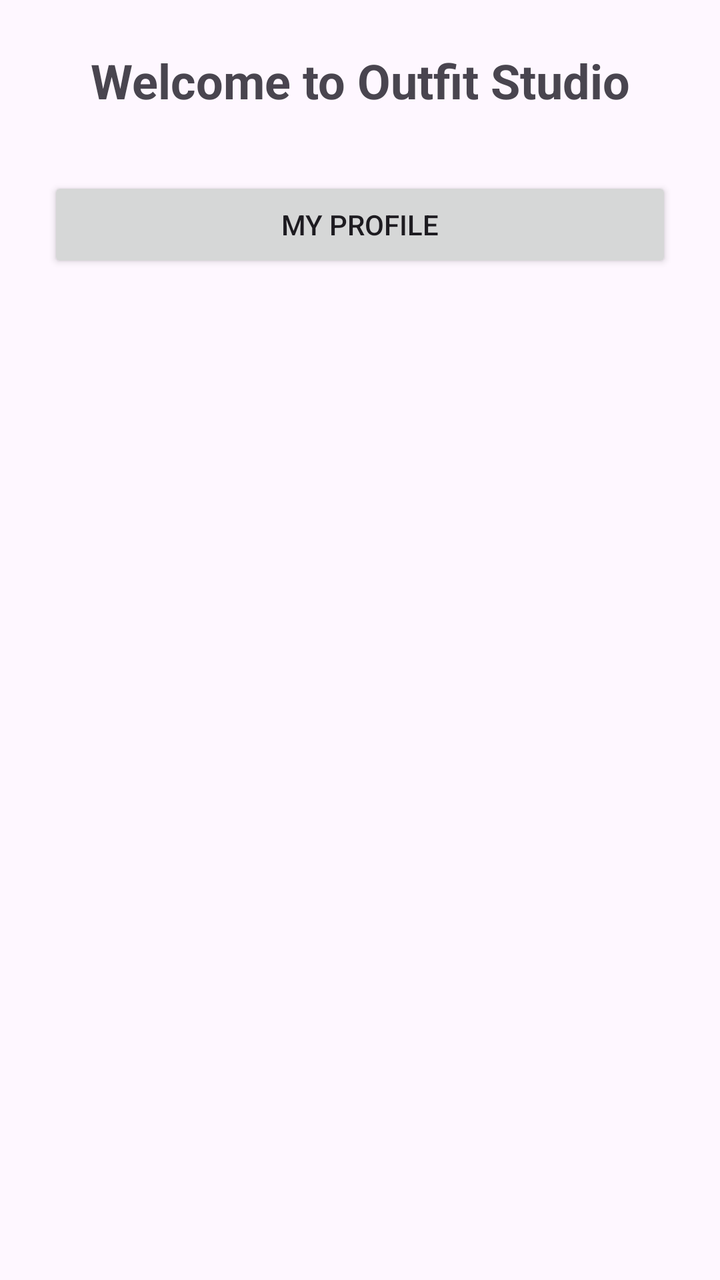
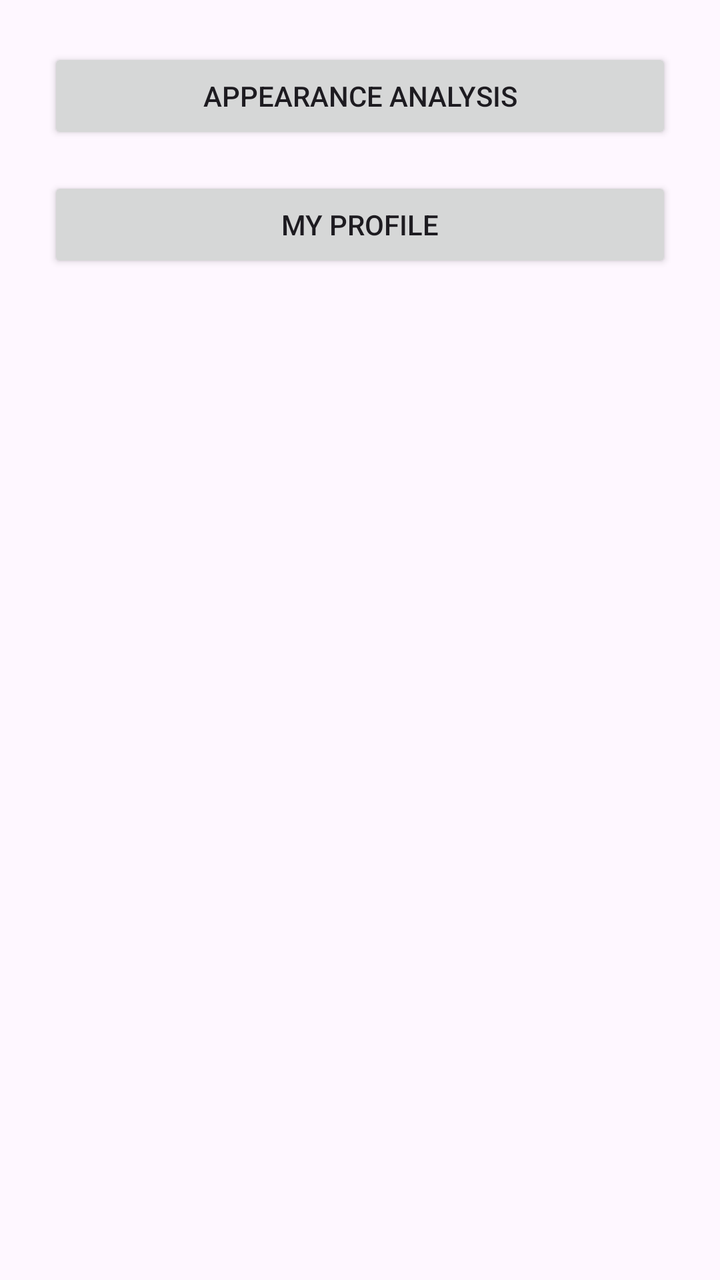

An Android layout rendered at two revisions. The XML below is the earlier revision; the diff shows what the commit changed to produce the second picture.
<!-- AndroidManifest.xml: application theme Theme.OutfitStudio -->
<!-- res/layout/activity_home.xml -->
<?xml version="1.0" encoding="utf-8"?>
<androidx.constraintlayout.widget.ConstraintLayout
    xmlns:android="http://schemas.android.com/apk/res/android"
    xmlns:app="http://schemas.android.com/apk/res-auto"
    xmlns:tools="http://schemas.android.com/tools"
    android:id="@+id/main"
    android:layout_width="match_parent"
    android:layout_height="match_parent"
    android:padding="24dp"
    tools:context=".HomeActivity">

    <TextView
        android:id="@+id/tvWelcome"
        android:layout_width="wrap_content"
        android:layout_height="wrap_content"
        android:text="Welcome to Outfit Studio"
        android:textSize="24sp"
        android:textStyle="bold"
        app:layout_constraintTop_toTopOf="parent"
        app:layout_constraintStart_toStartOf="parent"
        app:layout_constraintEnd_toEndOf="parent" />

    <Button
        android:id="@+id/btnProfile"
        android:layout_width="0dp"
        android:layout_height="wrap_content"
        android:layout_marginTop="32dp"
        android:text="My Profile"
        app:layout_constraintTop_toBottomOf="@id/tvWelcome"
        app:layout_constraintStart_toStartOf="parent"
        app:layout_constraintEnd_toEndOf="parent" />

</androidx.constraintlayout.widget.ConstraintLayout>
<!-- resources referenced by this layout -->
<resources>
  <style name="Theme.OutfitStudio" parent="Base.Theme.OutfitStudio" />
  <style name="Base.Theme.OutfitStudio" parent="Theme.Material3.DayNight.NoActionBar">
          
          
      </style>
</resources>

<!-- the commit's change to res/layout/activity_home.xml (unified diff, before → after) -->
@@ -30,4 +30,11 @@
         app:layout_constraintStart_toStartOf="parent"
         app:layout_constraintEnd_toEndOf="parent" />
 
+    <Button
+        android:id="@+id/btnAppearance"
+        android:layout_width="match_parent"
+        android:layout_height="wrap_content"
+        android:text="Appearance Analysis"
+        android:layout_marginTop="12dp" />
+
 </androidx.constraintlayout.widget.ConstraintLayout>
